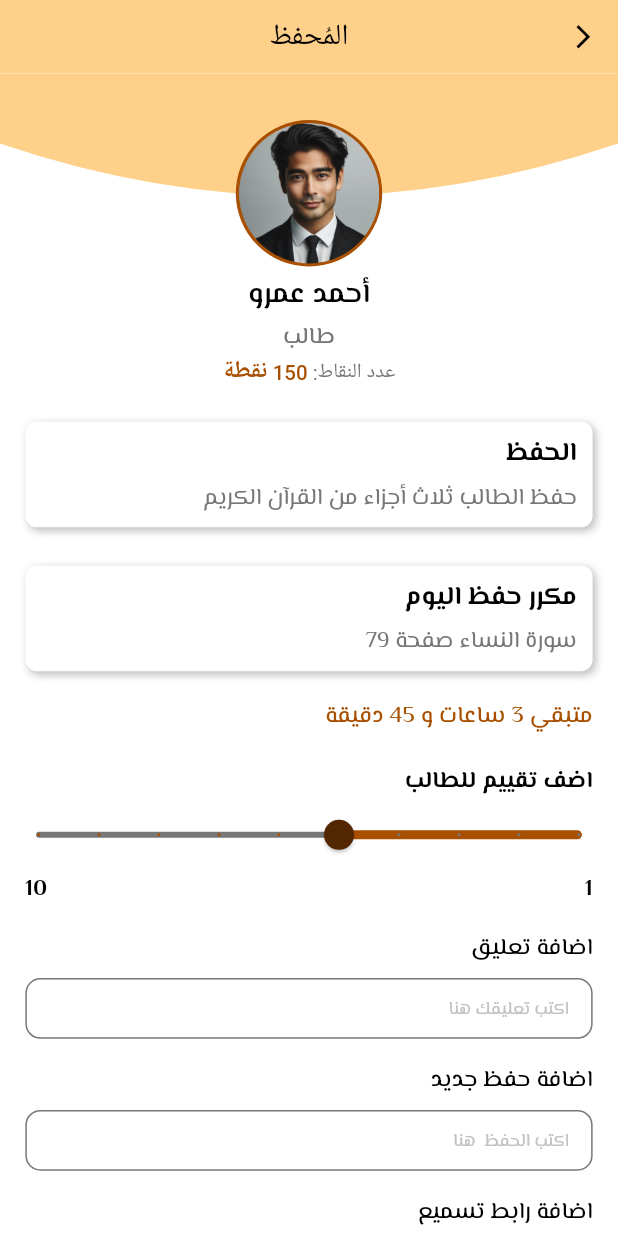
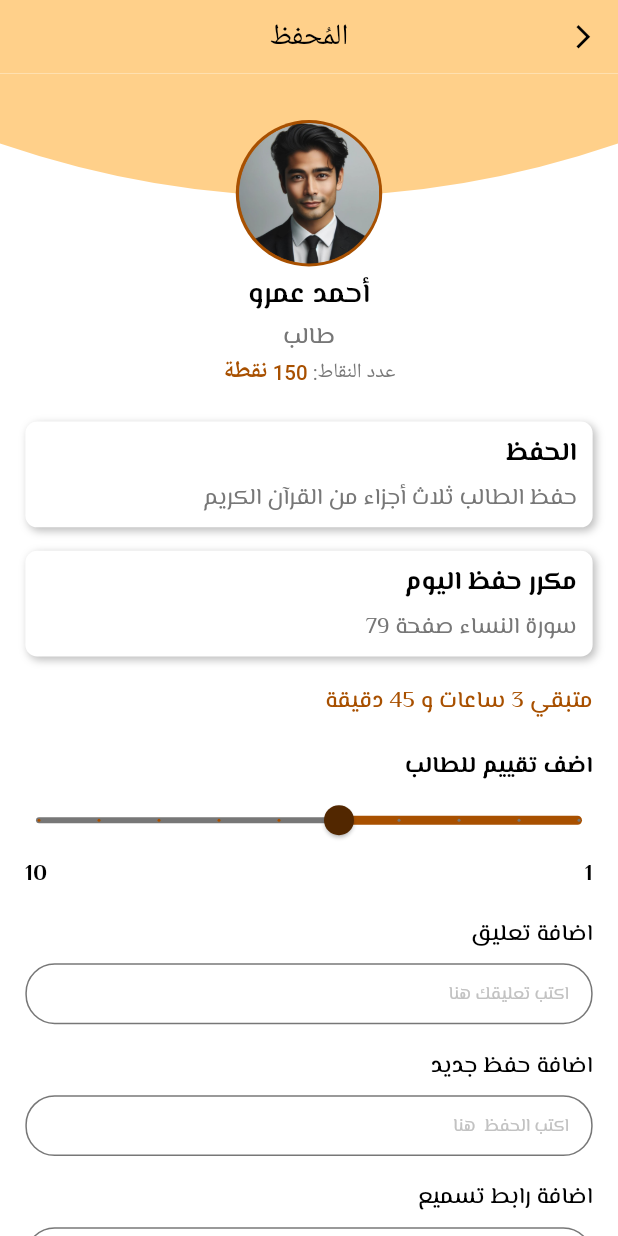
Before and after one commit to omar-949/oly_elazm, a Flutter app: the StudentProgress screen opened by its route, on a phone screen of 412 x 824 dp. Run offline on Flutter 3.47's test engine with Material 3 defaults, Android fonts, the phone set to English and light mode, and no system bars; our stand-ins replace curved_navigation_bar, dartz, dio, easy_localization, flutter_bloc, flutter_screenutil and 12 more; accounts and stored records are empty.

Commit message:
added border radius to student form

```diff
--- a/lib/core/widgets/app_form_item.dart
+++ b/lib/core/widgets/app_form_item.dart
@@ -14,6 +14,7 @@ class AppFormItem extends StatelessWidget {
     this.isPassword,
     this.validator,
     this.autoValidateMode,
+    this.borderRadius,
   });
 
   final String title;
@@ -23,6 +24,7 @@ class AppFormItem extends StatelessWidget {
   final bool? isPassword;
   final Function(String?)? validator;
   final AutovalidateMode? autoValidateMode;
+  final double? borderRadius;
 
   @override
   Widget build(BuildContext context) {
@@ -38,7 +40,7 @@ class AppFormItem extends StatelessWidget {
           hint: hint,
           controller: controller,
           fillColor: Colors.white,
-          borderRadius: 10,
+          borderRadius: borderRadius ?? 10,
           enabledColor: AppColors.grey,
           textStyle: AppTextStyle.font16Regular(),
           focusColor: AppColors.secondaryAppColor,
--- a/lib/features/auth/presentation/views/widgets/login_sign_up/login_form.dart
+++ b/lib/features/auth/presentation/views/widgets/login_sign_up/login_form.dart
@@ -64,13 +64,13 @@ class _LoginFormState extends State<LoginForm> {
           ),
           6.verticalSpace,
           GestureDetector(
-            onTap: (){
+            onTap: () {
               context.pushNamed(Routes.forgetPasswordScreen);
             },
             child: Text(
               'نسيت كلمة المرور؟',
-              style:
-                  AppTextStyle.font16Regular(color: AppColors.secondaryAppColor),
+              style: AppTextStyle.font16Regular(
+                  color: AppColors.secondaryAppColor),
             ),
           ),
           Padding(
@@ -79,6 +79,7 @@ class _LoginFormState extends State<LoginForm> {
               onTap: () {
                 FocusManager.instance.primaryFocus?.unfocus();
                 if (formKey.currentState!.validate()) {
+                  context.pushReplacementNamed(Routes.mainNav);
                 } else if (autoValidateMode != AutovalidateMode.always) {
                   autoValidateMode = AutovalidateMode.always;
                   setState(() {});
--- a/lib/features/home/feature/views/widgets/students_progress/student_form.dart
+++ b/lib/features/home/feature/views/widgets/students_progress/student_form.dart
@@ -42,18 +42,21 @@ class _StudentFormState extends State<StudentForm> {
             AppFormItem(
               title: 'اضافة تعليق',
               hint: 'اكتب تعليقك هنا',
+              borderRadius: 20.r,
               controller: commentController,
             ),
             16.verticalSpace,
             AppFormItem(
               title: 'اضافة حفظ جديد',
               hint: 'اكتب الحفظ  هنا',
+              borderRadius: 20.r,
               controller: newLessonController,
             ),
             16.verticalSpace,
             AppFormItem(
               title: 'اضافة رابط تسميع',
               hint: 'اضف الرابط هنا',
+              borderRadius: 20.r,
               controller: linkController,
             ),
             Padding(
--- a/lib/features/home/feature/views/widgets/students_progress/student_progress_body.dart
+++ b/lib/features/home/feature/views/widgets/students_progress/student_progress_body.dart
@@ -23,7 +23,6 @@ class StudentProgressBody extends StatelessWidget {
             title: 'الحفظ',
             content: 'حفظ الطالب ثلاث أجزاء من القرآن الكريم',
           ),
-          10.verticalSpace,
           LessonOverViewCard(
             title: 'مكرر حفظ اليوم',
             content: 'سورة النساء صفحة 79',
```
